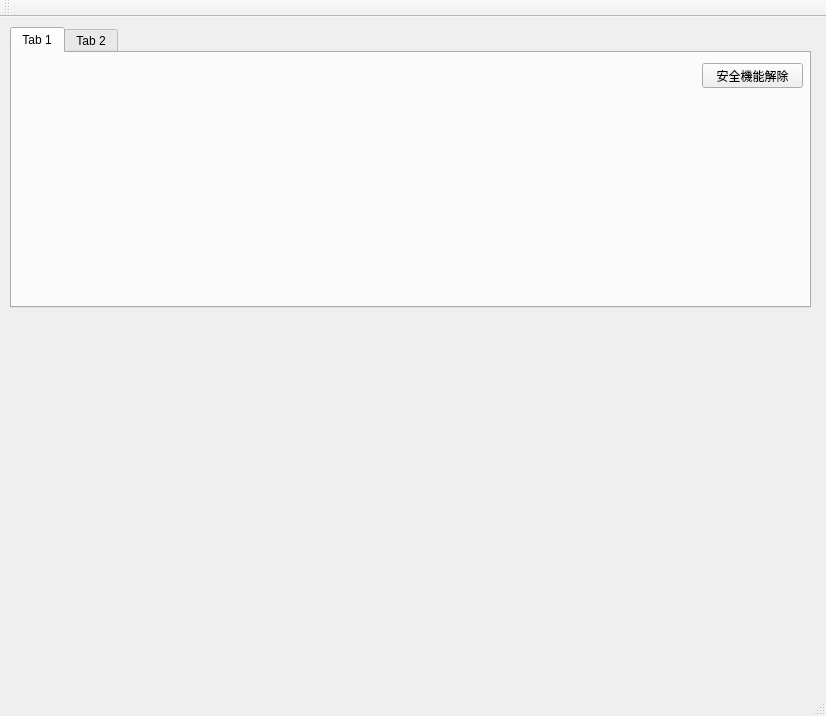
Before: the Qt Designer form ros/src/socket/packages/microbus_interface/src/mainwindow.ui in daishiwatabe/autoware_sai2, drawn with Qt 5.
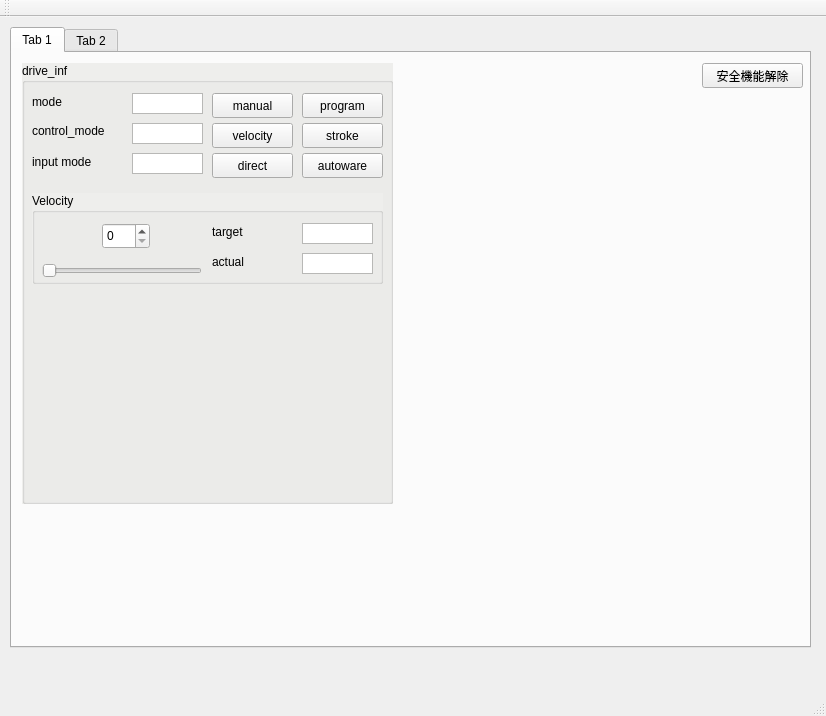
After: the same form once the commit is applied.

Diff of the .ui file:
```diff
--- a/ros/src/socket/packages/microbus_interface/src/mainwindow.ui
+++ b/ros/src/socket/packages/microbus_interface/src/mainwindow.ui
@@ -20,7 +20,7 @@
       <x>10</x>
       <y>10</y>
       <width>801</width>
-      <height>281</height>
+      <height>621</height>
      </rect>
     </property>
     <property name="currentIndex">
@@ -43,6 +43,399 @@
        <string>安全機能解除</string>
       </property>
      </widget>
+     <widget class="QGroupBox" name="groupBox_drive">
+      <property name="geometry">
+       <rect>
+        <x>10</x>
+        <y>10</y>
+        <width>371</width>
+        <height>441</height>
+       </rect>
+      </property>
+      <property name="palette">
+       <palette>
+        <active>
+         <colorrole role="Base">
+          <brush brushstyle="SolidPattern">
+           <color alpha="255">
+            <red>255</red>
+            <green>255</green>
+            <blue>255</blue>
+           </color>
+          </brush>
+         </colorrole>
+         <colorrole role="Window">
+          <brush brushstyle="SolidPattern">
+           <color alpha="255">
+            <red>238</red>
+            <green>238</green>
+            <blue>236</blue>
+           </color>
+          </brush>
+         </colorrole>
+        </active>
+        <inactive>
+         <colorrole role="Base">
+          <brush brushstyle="SolidPattern">
+           <color alpha="255">
+            <red>255</red>
+            <green>255</green>
+            <blue>255</blue>
+           </color>
+          </brush>
+         </colorrole>
+         <colorrole role="Window">
+          <brush brushstyle="SolidPattern">
+           <color alpha="255">
+            <red>238</red>
+            <green>238</green>
+            <blue>236</blue>
+           </color>
+          </brush>
+         </colorrole>
+        </inactive>
+        <disabled>
+         <colorrole role="Base">
+          <brush brushstyle="SolidPattern">
+           <color alpha="255">
+            <red>238</red>
+            <green>238</green>
+            <blue>236</blue>
+           </color>
+          </brush>
+         </colorrole>
+         <colorrole role="Window">
+          <brush brushstyle="SolidPattern">
+           <color alpha="255">
+            <red>238</red>
+            <green>238</green>
+            <blue>236</blue>
+           </color>
+          </brush>
+         </colorrole>
+        </disabled>
+       </palette>
+      </property>
+      <property name="autoFillBackground">
+       <bool>true</bool>
+      </property>
+      <property name="title">
+       <string>drive_inf</string>
+      </property>
+      <widget class="QLabel" name="lb_drive_mode">
+       <property name="geometry">
+        <rect>
+         <x>10</x>
+         <y>30</y>
+         <width>91</width>
+         <height>17</height>
+        </rect>
+       </property>
+       <property name="text">
+        <string>mode</string>
+       </property>
+      </widget>
+      <widget class="QLabel" name="lb_drive_control_mode">
+       <property name="geometry">
+        <rect>
+         <x>10</x>
+         <y>60</y>
+         <width>101</width>
+         <height>16</height>
+        </rect>
+       </property>
+       <property name="text">
+        <string>control_mode</string>
+       </property>
+      </widget>
+      <widget class="QLabel" name="lb_drive_input_mode">
+       <property name="geometry">
+        <rect>
+         <x>10</x>
+         <y>90</y>
+         <width>101</width>
+         <height>17</height>
+        </rect>
+       </property>
+       <property name="text">
+        <string>input mode</string>
+       </property>
+      </widget>
+      <widget class="QTextEdit" name="tx_drive_mode">
+       <property name="geometry">
+        <rect>
+         <x>110</x>
+         <y>30</y>
+         <width>71</width>
+         <height>21</height>
+        </rect>
+       </property>
+       <property name="lineWidth">
+        <number>0</number>
+       </property>
+       <property name="verticalScrollBarPolicy">
+        <enum>Qt::ScrollBarAlwaysOff</enum>
+       </property>
+       <property name="horizontalScrollBarPolicy">
+        <enum>Qt::ScrollBarAlwaysOff</enum>
+       </property>
+       <property name="readOnly">
+        <bool>true</bool>
+       </property>
+       <property name="textInteractionFlags">
+        <set>Qt::TextSelectableByMouse</set>
+       </property>
+      </widget>
+      <widget class="QTextEdit" name="tx_drive_control_mode">
+       <property name="geometry">
+        <rect>
+         <x>110</x>
+         <y>60</y>
+         <width>71</width>
+         <height>21</height>
+        </rect>
+       </property>
+       <property name="lineWidth">
+        <number>0</number>
+       </property>
+       <property name="verticalScrollBarPolicy">
+        <enum>Qt::ScrollBarAlwaysOff</enum>
+       </property>
+       <property name="horizontalScrollBarPolicy">
+        <enum>Qt::ScrollBarAlwaysOff</enum>
+       </property>
+       <property name="readOnly">
+        <bool>true</bool>
+       </property>
+      </widget>
+      <widget class="QTextEdit" name="tx_drive_input_mode">
+       <property name="geometry">
+        <rect>
+         <x>110</x>
+         <y>90</y>
+         <width>71</width>
+         <height>21</height>
+        </rect>
+       </property>
+       <property name="lineWidth">
+        <number>0</number>
+       </property>
+       <property name="verticalScrollBarPolicy">
+        <enum>Qt::ScrollBarAlwaysOff</enum>
+       </property>
+       <property name="horizontalScrollBarPolicy">
+        <enum>Qt::ScrollBarAlwaysOff</enum>
+       </property>
+       <property name="readOnly">
+        <bool>true</bool>
+       </property>
+      </widget>
+      <widget class="QPushButton" name="bt_drive_mode_manual">
+       <property name="geometry">
+        <rect>
+         <x>190</x>
+         <y>30</y>
+         <width>81</width>
+         <height>25</height>
+        </rect>
+       </property>
+       <property name="text">
+        <string>manual</string>
+       </property>
+      </widget>
+      <widget class="QPushButton" name="bt_drive_mode_program">
+       <property name="geometry">
+        <rect>
+         <x>280</x>
+         <y>30</y>
+         <width>81</width>
+         <height>25</height>
+        </rect>
+       </property>
+       <property name="text">
+        <string>program</string>
+       </property>
+      </widget>
+      <widget class="QPushButton" name="bt_drive_control_mode_velocity">
+       <property name="geometry">
+        <rect>
+         <x>190</x>
+         <y>60</y>
+         <width>81</width>
+         <height>25</height>
+        </rect>
+       </property>
+       <property name="text">
+        <string>velocity</string>
+       </property>
+      </widget>
+      <widget class="QPushButton" name="bt_drive_control_mode_stroke">
+       <property name="geometry">
+        <rect>
+         <x>280</x>
+         <y>60</y>
+         <width>81</width>
+         <height>25</height>
+        </rect>
+       </property>
+       <property name="text">
+        <string>stroke</string>
+       </property>
+      </widget>
+      <widget class="QPushButton" name="bt_drive_input_mode_direct">
+       <property name="geometry">
+        <rect>
+         <x>190</x>
+         <y>90</y>
+         <width>81</width>
+         <height>25</height>
+        </rect>
+       </property>
+       <property name="text">
+        <string>direct</string>
+       </property>
+      </widget>
+      <widget class="QPushButton" name="bt_drive_input_mode_autoware">
+       <property name="geometry">
+        <rect>
+         <x>280</x>
+         <y>90</y>
+         <width>81</width>
+         <height>25</height>
+        </rect>
+       </property>
+       <property name="text">
+        <string>autoware</string>
+       </property>
+      </widget>
+      <widget class="QGroupBox" name="gb_velocity">
+       <property name="geometry">
+        <rect>
+         <x>10</x>
+         <y>130</y>
+         <width>351</width>
+         <height>91</height>
+        </rect>
+       </property>
+       <property name="contextMenuPolicy">
+        <enum>Qt::DefaultContextMenu</enum>
+       </property>
+       <property name="acceptDrops">
+        <bool>false</bool>
+       </property>
+       <property name="autoFillBackground">
+        <bool>true</bool>
+       </property>
+       <property name="title">
+        <string>Velocity</string>
+       </property>
+       <property name="flat">
+        <bool>false</bool>
+       </property>
+       <property name="checkable">
+        <bool>false</bool>
+       </property>
+       <widget class="QSpinBox" name="spin_velocity_input">
+        <property name="geometry">
+         <rect>
+          <x>70</x>
+          <y>30</y>
+          <width>48</width>
+          <height>26</height>
+         </rect>
+        </property>
+       </widget>
+       <widget class="QSlider" name="hS_velocity_input">
+        <property name="geometry">
+         <rect>
+          <x>10</x>
+          <y>70</y>
+          <width>160</width>
+          <height>16</height>
+         </rect>
+        </property>
+        <property name="orientation">
+         <enum>Qt::Horizontal</enum>
+        </property>
+       </widget>
+       <widget class="QLabel" name="lb_velocity_target">
+        <property name="geometry">
+         <rect>
+          <x>180</x>
+          <y>30</y>
+          <width>101</width>
+          <height>17</height>
+         </rect>
+        </property>
+        <property name="text">
+         <string>target</string>
+        </property>
+       </widget>
+       <widget class="QTextEdit" name="tx_velocity_target">
+        <property name="geometry">
+         <rect>
+          <x>270</x>
+          <y>30</y>
+          <width>71</width>
+          <height>21</height>
+         </rect>
+        </property>
+        <property name="lineWidth">
+         <number>0</number>
+        </property>
+        <property name="verticalScrollBarPolicy">
+         <enum>Qt::ScrollBarAlwaysOff</enum>
+        </property>
+        <property name="horizontalScrollBarPolicy">
+         <enum>Qt::ScrollBarAlwaysOff</enum>
+        </property>
+        <property name="readOnly">
+         <bool>true</bool>
+        </property>
+        <property name="textInteractionFlags">
+         <set>Qt::TextSelectableByMouse</set>
+        </property>
+       </widget>
+       <widget class="QTextEdit" name="tx_velocity_actual">
+        <property name="geometry">
+         <rect>
+          <x>270</x>
+          <y>60</y>
+          <width>71</width>
+          <height>21</height>
+         </rect>
+        </property>
+        <property name="lineWidth">
+         <number>0</number>
+        </property>
+        <property name="verticalScrollBarPolicy">
+         <enum>Qt::ScrollBarAlwaysOff</enum>
+        </property>
+        <property name="horizontalScrollBarPolicy">
+         <enum>Qt::ScrollBarAlwaysOff</enum>
+        </property>
+        <property name="readOnly">
+         <bool>true</bool>
+        </property>
+        <property name="textInteractionFlags">
+         <set>Qt::TextSelectableByMouse</set>
+        </property>
+       </widget>
+       <widget class="QLabel" name="lb_velocity_actual">
+        <property name="geometry">
+         <rect>
+          <x>180</x>
+          <y>60</y>
+          <width>101</width>
+          <height>17</height>
+         </rect>
+        </property>
+        <property name="text">
+         <string>actual</string>
+        </property>
+       </widget>
+      </widget>
+     </widget>
     </widget>
     <widget class="QWidget" name="tab_2">
      <attribute name="title">
```
